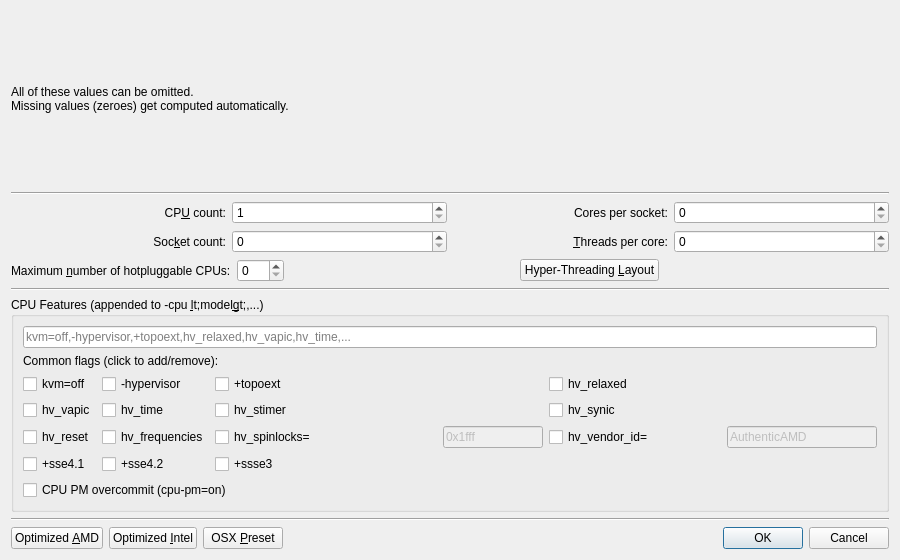
Old version of the form src/SMP_Settings_Window.ui in the repository tronx2100/aqemu.
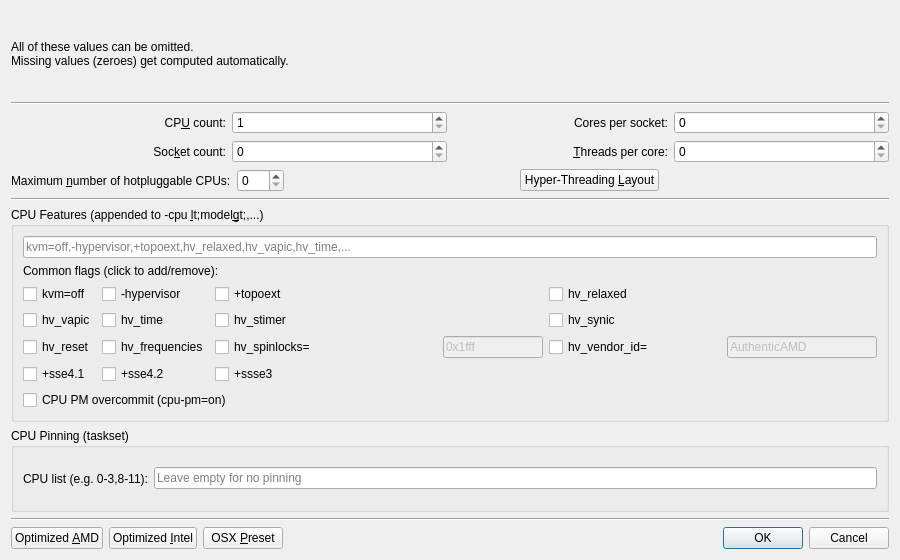
New version of the form. Icons and pictures are not drawn. Custom widgets are drawn as their Qt base class.

Commit message:
VFIO/USB/CPU fixes and CPU pinning feature
- VFIO: remove invalid disable-idle=on flag from QEMU args and UI
- USB: fix device list showing only hubs by expanding regex in Scan_USB_Sys()
- CPU: add CPU pinning via taskset (SMP Settings dialog, XML save/load)
- CPU: add taskset -c wrapper in process launch
- CPU: show taskset prefix in QEMU Arguments display and shell script
- Fix Apply button detecting CPU_Pinning changes

What changed in the file:
```diff
--- a/src/SMP_Settings_Window.ui
+++ b/src/SMP_Settings_Window.ui
@@ -387,6 +387,29 @@
        </layout>
      </widget>
     </item>
+     <item>
+      <widget class="QGroupBox" name="GB_CPU_Pinning">
+       <property name="title">
+        <string>CPU Pinning (taskset)</string>
+       </property>
+       <layout class="QHBoxLayout" name="horizontalLayout_Pinning">
+        <item>
+         <widget class="QLabel" name="Label_CPU_Pinning">
+          <property name="text">
+           <string>CPU list (e.g. 0-3,8-11):</string>
+          </property>
+         </widget>
+        </item>
+        <item>
+         <widget class="QLineEdit" name="LE_CPU_Pinning">
+          <property name="placeholderText">
+           <string>Leave empty for no pinning</string>
+          </property>
+         </widget>
+        </item>
+       </layout>
+      </widget>
+     </item>
     <item>
      <widget class="Line" name="line_2">
      <property name="orientation">
```
Lines whose indentation alone changed are shown as unchanged. The commit also changes 9 other files.
